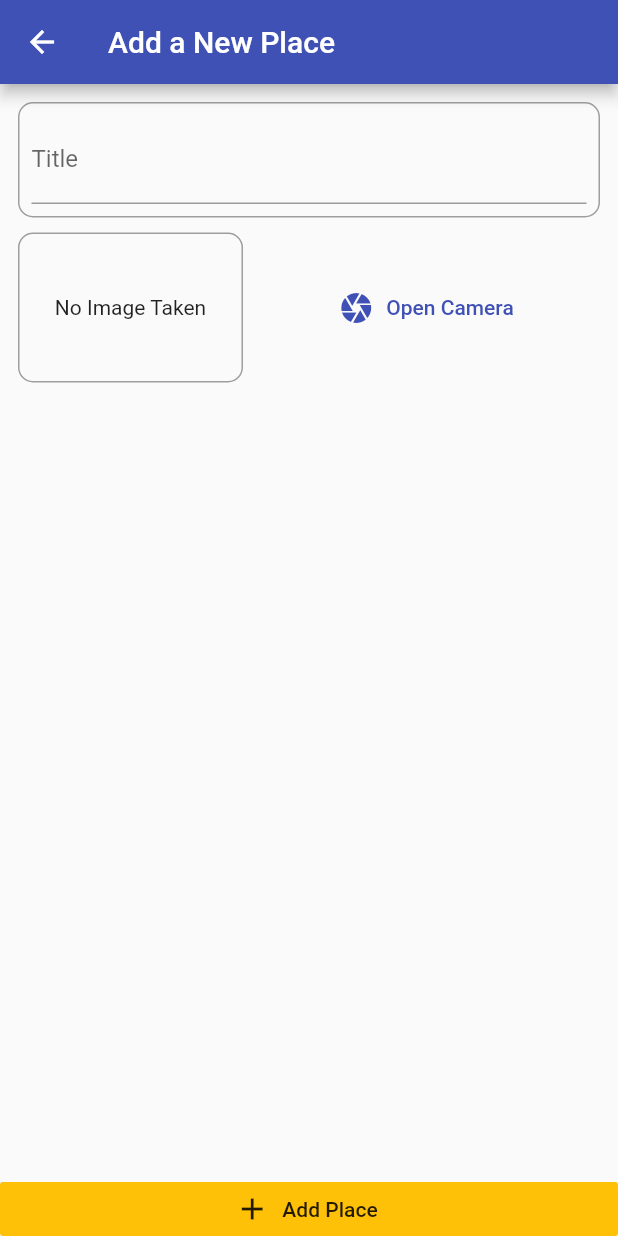
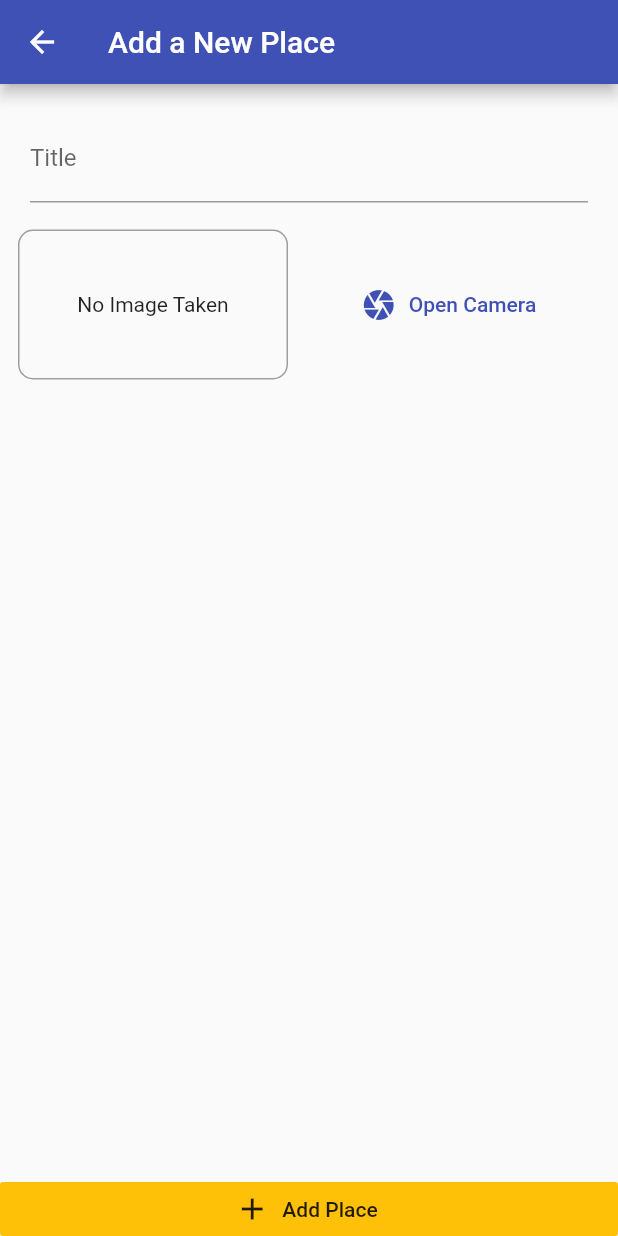
Before and after one commit to jboy457/camera_app, a Flutter app: the AddPlaceScreen screen opened by its route, after a tap on "Open Camera", on a phone screen of 412 x 824 dp. Run offline on Flutter 3.47's test engine with Material 2 defaults, Android fonts, the phone set to English and light mode, and no system bars; our stand-ins replace image_picker.

```diff
--- a/lib/main.dart
+++ b/lib/main.dart
@@ -22,6 +22,7 @@ class MyApp extends StatelessWidget {
         routes: {
           AddPlaceScreen.routeName: (ctx) => AddPlaceScreen(),
         },
-        ));
+      ),
+    );
   }
 }
--- a/lib/screens/add_place_screen.dart
+++ b/lib/screens/add_place_screen.dart
@@ -1,6 +1,10 @@
+import 'dart:io';
+
 import 'package:flutter/material.dart';
+import 'package:provider/provider.dart';
 
 import '../widgets/image_input.dart';
+import '../providers/great_places.dart';
 
 class AddPlaceScreen extends StatefulWidget {
   static const routeName = '/add-place';
@@ -10,6 +14,21 @@ class AddPlaceScreen extends StatefulWidget {
 
 class _AddPlaceScreenState extends State<AddPlaceScreen> {
   final _titleController = TextEditingController();
+  File _pickedImage;
+
+  void _selectImage(File pickedImage) {
+    _pickedImage = pickedImage;
+  }
+
+  void _savePlace() {
+    if (_titleController.text.isEmpty || _pickedImage == null) {
+      return;
+    }
+    Provider.of<GreatPlaces>(context, listen: false)
+        .addPlace(_titleController.text, _pickedImage);
+    Navigator.of(context).pop();
+  }
+
   @override
   Widget build(BuildContext context) {
     return Scaffold(
@@ -27,9 +46,6 @@ class _AddPlaceScreenState extends State<AddPlaceScreen> {
                 child: Column(
                   children: [
                     Container(
-                      decoration: BoxDecoration(
-                          border: Border.all(color: Colors.grey, width: 1),
-                          borderRadius: BorderRadius.circular(10)),
                       child: Padding(
                         padding: const EdgeInsets.all(8.0),
                         child: TextField(
@@ -41,7 +57,7 @@ class _AddPlaceScreenState extends State<AddPlaceScreen> {
                     SizedBox(
                       height: 10,
                     ),
-                    ImageInput()
+                    ImageInput(_selectImage)
                   ],
                 ),
               ),
@@ -50,7 +66,7 @@ class _AddPlaceScreenState extends State<AddPlaceScreen> {
           RaisedButton.icon(
             icon: Icon(Icons.add),
             label: Text('Add Place'),
-            onPressed: () {},
+            onPressed: _savePlace,
             elevation: 0,
             materialTapTargetSize: MaterialTapTargetSize.shrinkWrap,
             color: Theme.of(context).accentColor,
--- a/lib/widgets/image_input.dart
+++ b/lib/widgets/image_input.dart
@@ -2,8 +2,13 @@ import 'dart:io';
 
 import 'package:flutter/material.dart';
 import 'package:image_picker/image_picker.dart';
+import 'package:path/path.dart' as path;
+import 'package:path_provider/path_provider.dart' as syspaths;
 
 class ImageInput extends StatefulWidget {
+  final Function onSelectImage;
+
+  ImageInput(this.onSelectImage);
   @override
   _ImageInputState createState() => _ImageInputState();
 }
@@ -12,10 +17,20 @@ class _ImageInputState extends State<ImageInput> {
   File _storedImage;
 
   Future<void> _takePicture() async {
-    final imageFile = await ImagePicker().getImage(
+    final imageFile = await ImagePicker.pickImage(
       source: ImageSource.camera,
       maxHeight: 600,
     );
+    if (imageFile == null) {
+      return;
+    }
+    setState(() {
+      _storedImage = imageFile;
+    });
+    final appDir = await syspaths.getApplicationDocumentsDirectory();
+    final fileName = path.basename(imageFile.path);
+    final savedImage = await imageFile.copy('${appDir.path}/$fileName');
+    widget.onSelectImage(savedImage);
   }
 
   @override
@@ -23,7 +38,7 @@ class _ImageInputState extends State<ImageInput> {
     return Row(
       children: [
         Container(
-          width: 150,
+          width: 180,
           height: 100,
           decoration: BoxDecoration(
             border: Border.all(width: 1, color: Colors.grey),
--- a/pubspec.yaml
+++ b/pubspec.yaml
@@ -34,6 +34,8 @@ dev_dependencies:
     sdk: flutter
   provider: ^4.3.2+2
   image_picker: ^0.6.7+17
+  path_provider: ^1.6.27
+  path: ^1.7.0
 
 # For information on the generic Dart part of this file, see the
 # following page: https://dart.dev/tools/pub/pubspec
```
Also changed, not shown: lib/providers/great_places.dart (+14 -1 lines), lib/screens/places_list_screen.dart (+20 -2 lines), pubspec.lock. Lines whose indentation alone changed are shown as unchanged.
